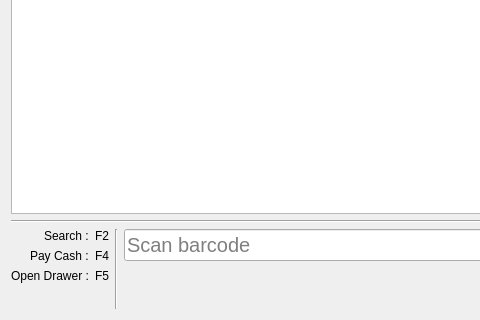
apinprastya/sultan, file libgui/cashier/cashierwidget.ui: the form before one commit; both pictures show x 0 to 480 and y 153 to 473 of the 804 by 473 pixel window.
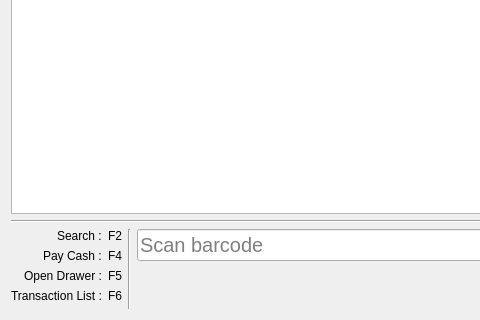
The form after the commit. Icons and pictures are not drawn.

Commit message: implement previous transaction list and print it

What changed in the file:
```diff
--- a/libgui/cashier/cashierwidget.ui
+++ b/libgui/cashier/cashierwidget.ui
@@ -289,6 +289,26 @@
          </property>
         </widget>
        </item>
+       <item row="3" column="0">
+        <widget class="QLabel" name="label_3">
+         <property name="styleSheet">
+          <string notr="true">font-size: 12px;</string>
+         </property>
+         <property name="text">
+          <string>Transaction List :</string>
+         </property>
+        </widget>
+       </item>
+       <item row="3" column="1">
+        <widget class="QLabel" name="label_5">
+         <property name="styleSheet">
+          <string notr="true">font-size: 12px;</string>
+         </property>
+         <property name="text">
+          <string>F6</string>
+         </property>
+        </widget>
+       </item>
       </layout>
      </item>
      <item>
```
The commit also changes 13 other files.
